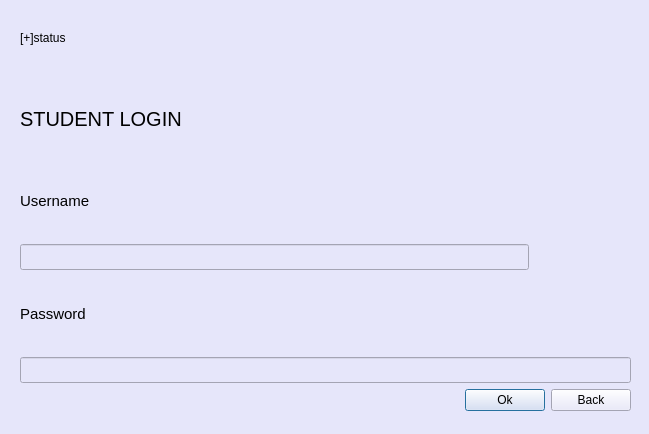
This is secondialogbox/studentwindow1.ui in SijanBhandari17/IAMS as Qt 5 draws it before an edit. The edited form follows.
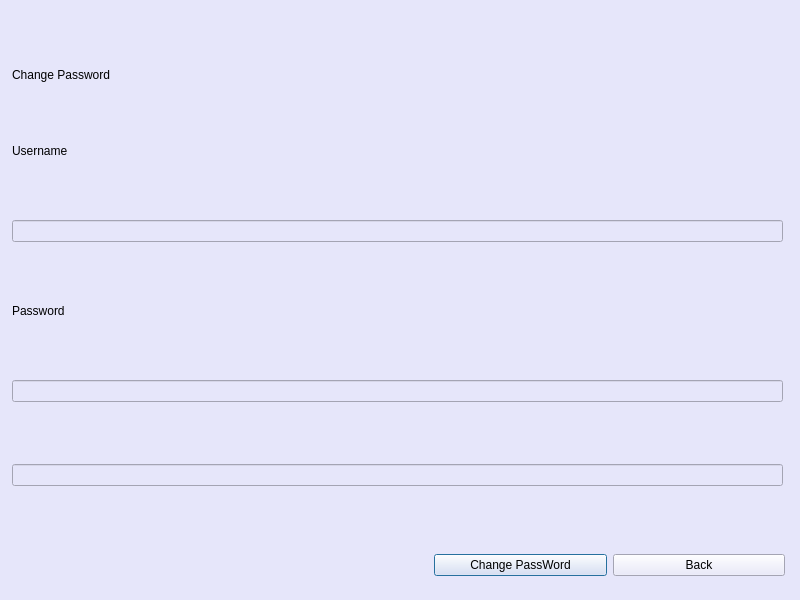
This is the edited form.

Commit message: Added password change feature for students and teachers

Diff of the .ui file:
```diff
--- a/secondialogbox/studentwindow1.ui
+++ b/secondialogbox/studentwindow1.ui
@@ -6,8 +6,8 @@
    <rect>
     <x>0</x>
     <y>0</y>
-    <width>649</width>
-    <height>434</height>
+    <width>800</width>
+    <height>600</height>
    </rect>
   </property>
   <property name="windowTitle">
@@ -17,25 +17,147 @@
    <string notr="true">background-color: rgb(230, 230, 250);
 color: black</string>
   </property>
-  <widget class="QWidget" name="layoutWidget">
+  <widget class="QStackedWidget" name="stackedWidget">
+   <property name="enabled">
+    <bool>true</bool>
+   </property>
    <property name="geometry">
     <rect>
-     <x>20</x>
+     <x>0</x>
      <y>0</y>
-     <width>611</width>
-     <height>411</height>
+     <width>800</width>
+     <height>600</height>
+    </rect>
+   </property>
+   <property name="styleSheet">
+    <string notr="true">background-color: rgb(230, 230, 250);
+color: black</string>
+   </property>
+   <property name="currentIndex">
+    <number>0</number>
+   </property>
+   <widget class="QWidget" name="passwordPage">
+    <widget class="QWidget" name="layoutWidget">
+     <property name="geometry">
+      <rect>
+       <x>434</x>
+       <y>550</y>
+       <width>351</width>
+       <height>31</height>
+      </rect>
+     </property>
+     <layout class="QHBoxLayout" name="horizontalLayout_2">
+      <item>
+       <widget class="QPushButton" name="changeButton">
+        <property name="text">
+         <string>Change PassWord</string>
+        </property>
+       </widget>
+      </item>
+      <item>
+       <widget class="QPushButton" name="backButton">
+        <property name="text">
+         <string>Back</string>
+        </property>
+       </widget>
+      </item>
+     </layout>
+    </widget>
+    <widget class="QWidget" name="layoutWidget_2">
+     <property name="geometry">
+      <rect>
+       <x>12</x>
+       <y>12</y>
+       <width>771</width>
+       <height>531</height>
+      </rect>
+     </property>
+     <layout class="QVBoxLayout" name="verticalLayout_2">
+      <item>
+       <widget class="QLabel" name="label">
+        <property name="sizePolicy">
+         <sizepolicy hsizetype="Fixed" vsizetype="Fixed">
+          <horstretch>0</horstretch>
+          <verstretch>0</verstretch>
+         </sizepolicy>
+        </property>
+        <property name="styleSheet">
+         <string notr="true">font: 18pt &quot;Segoe UI&quot;;</string>
+        </property>
+        <property name="text">
+         <string>Change Password</string>
+        </property>
+       </widget>
+      </item>
+      <item>
+       <widget class="QLabel" name="label_2">
+        <property name="sizePolicy">
+         <sizepolicy hsizetype="Fixed" vsizetype="Fixed">
+          <horstretch>0</horstretch>
+          <verstretch>0</verstretch>
+         </sizepolicy>
+        </property>
+        <property name="styleSheet">
+         <string notr="true">font: 11pt &quot;Segoe UI&quot;;</string>
+        </property>
+        <property name="text">
+         <string>Username</string>
+        </property>
+       </widget>
+      </item>
+      <item>
+       <widget class="QLineEdit" name="userEdit2"/>
+      </item>
+      <item>
+       <widget class="QLabel" name="label_3">
+        <property name="sizePolicy">
+         <sizepolicy hsizetype="Fixed" vsizetype="Fixed">
+          <horstretch>0</horstretch>
+          <verstretch>0</verstretch>
+         </sizepolicy>
+        </property>
+        <property name="text">
+         <string>Password</string>
+        </property>
+       </widget>
+      </item>
+      <item>
+       <widget class="QLineEdit" name="passwordEdit3">
+        <property name="echoMode">
+         <enum>QLineEdit::Password</enum>
+        </property>
+       </widget>
+      </item>
+      <item>
+       <widget class="QLineEdit" name="passwordEdit2">
+        <property name="echoMode">
+         <enum>QLineEdit::Password</enum>
+        </property>
+       </widget>
+      </item>
+     </layout>
+    </widget>
+   </widget>
+   <widget class="QWidget" name="mainPage">
+    <widget class="QWidget" name="layoutWidget_3">
+     <property name="geometry">
+      <rect>
+       <x>10</x>
+       <y>20</y>
+       <width>771</width>
+       <height>571</height>
     </rect>
    </property>
    <layout class="QVBoxLayout" name="verticalLayout">
     <item>
-     <widget class="QLabel" name="label_4">
+       <widget class="QLabel" name="status">
       <property name="text">
        <string>[+]status</string>
       </property>
      </widget>
     </item>
     <item>
-     <widget class="QLabel" name="label">
+       <widget class="QLabel" name="displayLabel">
       <property name="styleSheet">
        <string notr="true">QLabel{
 font-size:20px;
@@ -43,12 +165,12 @@
 }</string>
       </property>
       <property name="text">
-       <string>STUDENT LOGIN</string>
+         <string> STUDENT LOGIN</string>
       </property>
      </widget>
     </item>
     <item>
-     <widget class="QLabel" name="label_2">
+       <widget class="QLabel" name="userLabel">
       <property name="styleSheet">
        <string notr="true">QLabel{
 font-size:15px
@@ -61,6 +183,12 @@
     </item>
     <item>
      <widget class="QLineEdit" name="userEdit">
+        <property name="sizePolicy">
+         <sizepolicy hsizetype="Fixed" vsizetype="Fixed">
+          <horstretch>0</horstretch>
+          <verstretch>0</verstretch>
+         </sizepolicy>
+        </property>
       <property name="maximumSize">
        <size>
         <width>509</width>
@@ -84,7 +212,7 @@
      </widget>
     </item>
     <item>
-     <widget class="QLabel" name="label_3">
+       <widget class="QLabel" name="passwordLabel">
       <property name="styleSheet">
        <string notr="true">QLabel{
 font-size: 15px;
@@ -97,6 +225,12 @@
     </item>
     <item>
      <widget class="QLineEdit" name="passwordEdit">
+        <property name="sizePolicy">
+         <sizepolicy hsizetype="Preferred" vsizetype="Fixed">
+          <horstretch>0</horstretch>
+          <verstretch>0</verstretch>
+         </sizepolicy>
+        </property>
       <property name="styleSheet">
        <string notr="true">QLineEdit{
 font-size:15px;
@@ -122,6 +256,13 @@
         </property>
        </spacer>
       </item>
+        <item>
+         <widget class="QPushButton" name="changepasswordButton">
+          <property name="text">
+           <string>Change Password</string>
+          </property>
+         </widget>
+        </item>
       <item>
        <widget class="QPushButton" name="ok">
         <property name="text">
@@ -139,6 +280,8 @@
      </layout>
     </item>
    </layout>
+    </widget>
+   </widget>
   </widget>
  </widget>
  <resources/>
```
Lines whose indentation alone changed are shown as unchanged. The commit also changes 10 other files.
